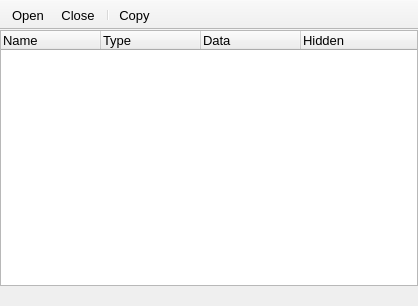
Before: the Qt Designer form plugins/OpenHDF5/OpenHdf5.ui in NeutrinoToolkit/Neutrino, drawn with Qt 5.
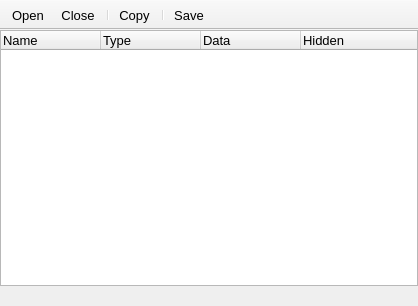
After: the same form once the commit is applied. Icons and pictures are not drawn.

Commit message: OpenHDF5 rewritten

What changed in the file:
```diff
--- a/plugins/OpenHDF5/OpenHdf5.ui
+++ b/plugins/OpenHDF5/OpenHdf5.ui
@@ -120,6 +120,8 @@
    <addaction name="actionClose"/>
    <addaction name="separator"/>
    <addaction name="actionCopy"/>
+   <addaction name="separator"/>
+   <addaction name="actionSave"/>
   </widget>
   <action name="actionOpen">
    <property name="icon">
@@ -151,6 +153,18 @@
     <string>Copy path</string>
    </property>
   </action>
+  <action name="actionSave">
+   <property name="icon">
+    <iconset>
+     <normaloff>:icons//save.png</normaloff>:icons//save.png</iconset>
+   </property>
+   <property name="text">
+    <string>Save</string>
+   </property>
+   <property name="toolTip">
+    <string>Save the current image in an HDF5 file</string>
+   </property>
+  </action>
  </widget>
  <resources/>
  <connections/>
```
The commit also changes 5 other files.
